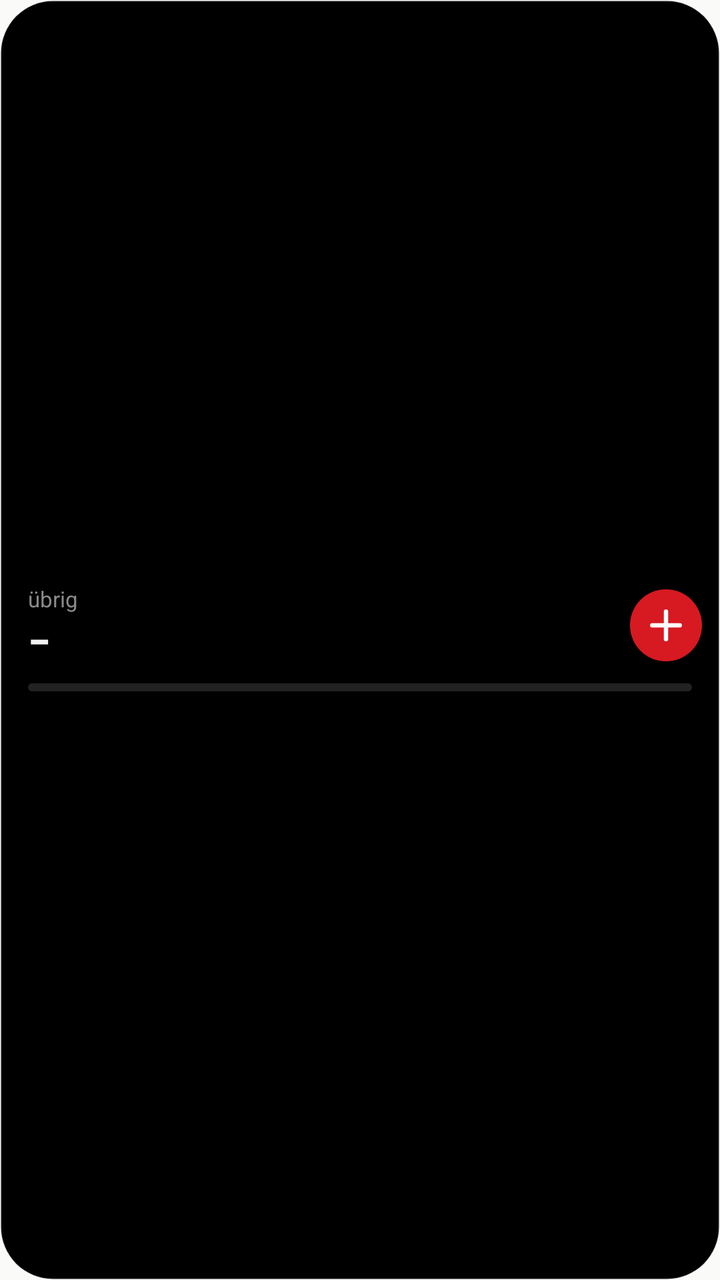
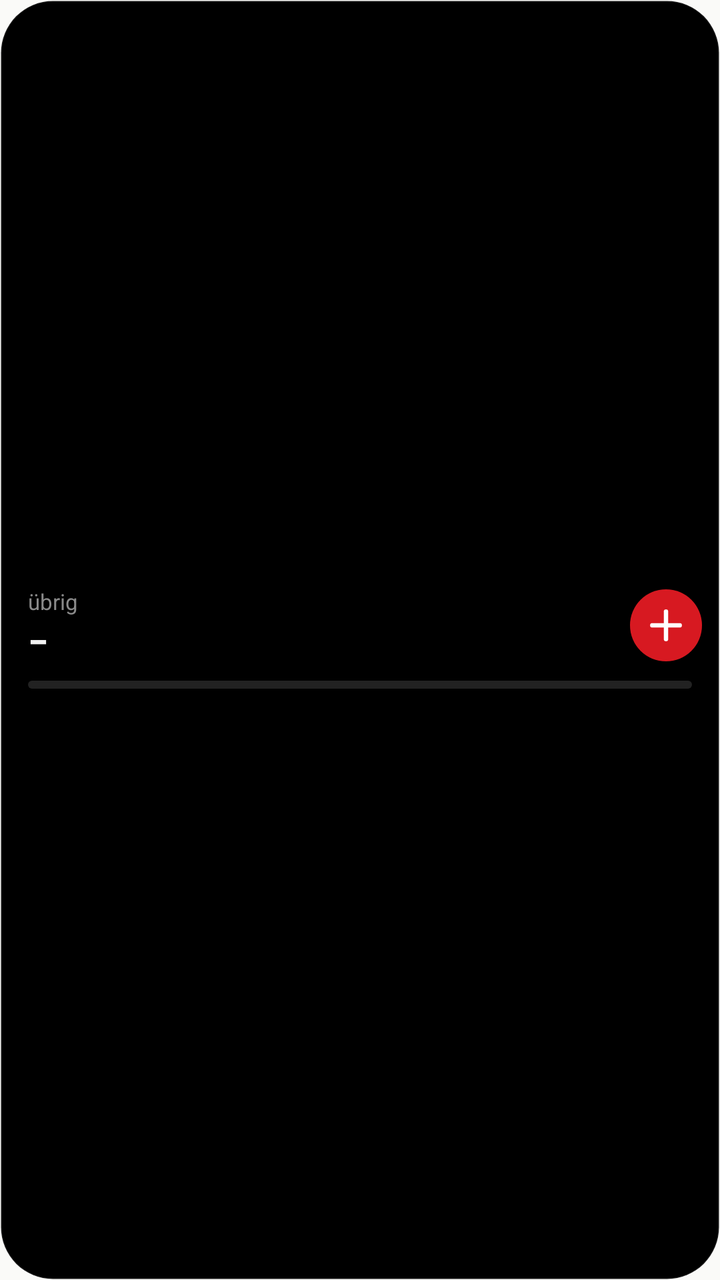

The first picture is an Android layout as it rendered before a commit; the second is the same layout after the commit. The layout source and the unified diff follow.
<!-- AndroidManifest.xml: application theme AppTheme -->
<!-- res/layout/widget_21.xml -->
<?xml version="1.0" encoding="utf-8"?>
<LinearLayout xmlns:android="http://schemas.android.com/apk/res/android"
    android:id="@+id/w_root"
    android:layout_width="match_parent"
    android:layout_height="match_parent"
    android:background="@drawable/widget_bg"
    android:gravity="center_vertical"
    android:orientation="vertical"
    android:paddingStart="14dp"
    android:paddingTop="8dp"
    android:paddingEnd="9dp"
    android:paddingBottom="10dp">

    <LinearLayout
        android:layout_width="match_parent"
        android:layout_height="wrap_content"
        android:gravity="center_vertical"
        android:orientation="horizontal">

        <LinearLayout
            android:id="@+id/w_open"
            android:layout_width="0dp"
            android:layout_height="wrap_content"
            android:layout_weight="1"
            android:orientation="vertical">

            <TextView
                android:layout_width="wrap_content"
                android:layout_height="wrap_content"
                android:text="übrig"
                android:textColor="#8A8A8A"
                android:textSize="11sp" />

            <TextView
                android:id="@+id/w_left"
                android:layout_width="wrap_content"
                android:layout_height="wrap_content"
                android:fontFamily="sans-serif-condensed"
                android:maxLines="1"
                android:text="–"
                android:textColor="#F2F2F2"
                android:textSize="20sp"
                android:textStyle="bold" />
        </LinearLayout>

        <ImageView
            android:id="@+id/w_add"
            android:layout_width="36dp"
            android:layout_height="36dp"
            android:background="@drawable/add_bg"
            android:contentDescription="Ausgabe eintragen"
            android:scaleType="center"
            android:src="@drawable/ic_plus" />
    </LinearLayout>

    <FrameLayout
        android:layout_width="match_parent"
        android:layout_height="4dp"
        android:layout_marginTop="8dp"
        android:layout_marginEnd="5dp">

        <ProgressBar
            android:id="@+id/w_bar"
            style="?android:attr/progressBarStyleHorizontal"
            android:layout_width="match_parent"
            android:layout_height="4dp"
            android:indeterminate="false"
            android:max="100"
            android:progressDrawable="@drawable/bar_white" />

        <ProgressBar
            android:id="@+id/w_bar_red"
            style="?android:attr/progressBarStyleHorizontal"
            android:layout_width="match_parent"
            android:layout_height="4dp"
            android:indeterminate="false"
            android:max="100"
            android:progressDrawable="@drawable/bar_red"
            android:visibility="gone" />
    </FrameLayout>
</LinearLayout>
<!-- resources referenced by this layout -->
<resources>
  <!-- drawable add_bg (drawable) -->
  <?xml version="1.0" encoding="utf-8"?>
  <shape xmlns:android="http://schemas.android.com/apk/res/android" android:shape="oval">
      <solid android:color="#D71921" />
  </shape>
  <!-- drawable bar_red (drawable) -->
  <?xml version="1.0" encoding="utf-8"?>
  <layer-list xmlns:android="http://schemas.android.com/apk/res/android">
      <item android:id="@android:id/background">
          <shape><corners android:radius="99dp" /><solid android:color="#222222" /></shape>
      </item>
      <item android:id="@android:id/progress">
          <clip><shape><corners android:radius="99dp" /><solid android:color="#D71921" /></shape></clip>
      </item>
  </layer-list>
  <!-- drawable bar_white (drawable) -->
  <?xml version="1.0" encoding="utf-8"?>
  <layer-list xmlns:android="http://schemas.android.com/apk/res/android">
      <item android:id="@android:id/background">
          <shape><corners android:radius="99dp" /><solid android:color="#222222" /></shape>
      </item>
      <item android:id="@android:id/progress">
          <clip><shape><corners android:radius="99dp" /><solid android:color="#F2F2F2" /></shape></clip>
      </item>
  </layer-list>
  <!-- drawable ic_plus (drawable) -->
  <?xml version="1.0" encoding="utf-8"?>
  <vector xmlns:android="http://schemas.android.com/apk/res/android"
      android:width="22dp"
      android:height="22dp"
      android:viewportWidth="24"
      android:viewportHeight="24">
      <path
          android:pathData="M12,4.5V19.5M4.5,12H19.5"
          android:strokeColor="#FFFFFFFF"
          android:strokeWidth="2.4"
          android:strokeLineCap="round" />
  </vector>
  <!-- drawable widget_bg (drawable) -->
  <?xml version="1.0" encoding="utf-8"?>
  <shape xmlns:android="http://schemas.android.com/apk/res/android" android:shape="rectangle">
      <solid android:color="#000000" />
      <stroke android:width="1dp" android:color="#17FFFFFF" />
      <corners android:radius="26dp" />
  </shape>
  <style name="AppTheme" parent="@android:style/Theme.DeviceDefault.Light.NoActionBar">
          <item name="android:windowBackground">@color/screen</item>
          <item name="android:statusBarColor">@color/screen</item>
          <item name="android:navigationBarColor">@color/screen</item>
          <item name="android:windowLightStatusBar">true</item>
          <item name="android:windowLightNavigationBar">true</item>
          <item name="android:colorAccent">@color/red</item>
      </style>
  <color name="screen">#FAFAF8</color>
  <color name="red">#D71921</color>
</resources>

<!-- the commit's change to res/layout/widget_21.xml (unified diff, before → after) -->
@@ -39,7 +39,7 @@
                 android:maxLines="1"
                 android:text="–"
                 android:textColor="#F2F2F2"
-                android:textSize="20sp"
+                android:textSize="18sp"
                 android:textStyle="bold" />
         </LinearLayout>
 
